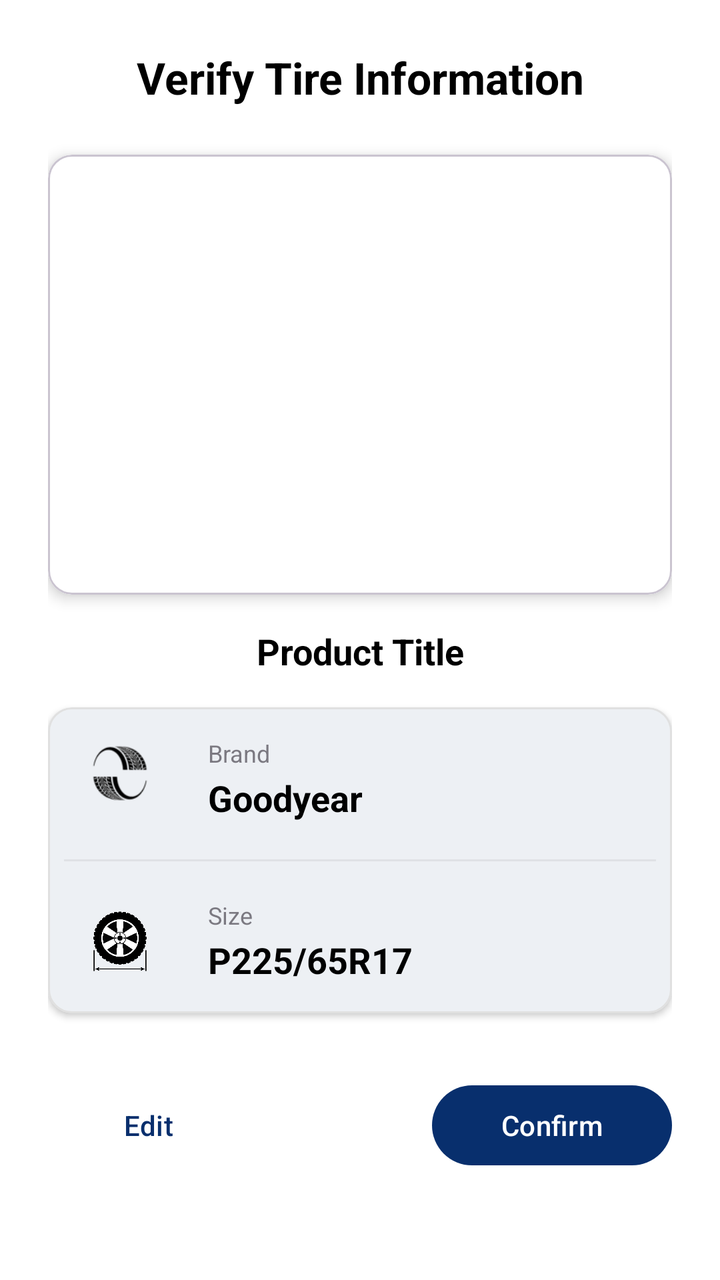
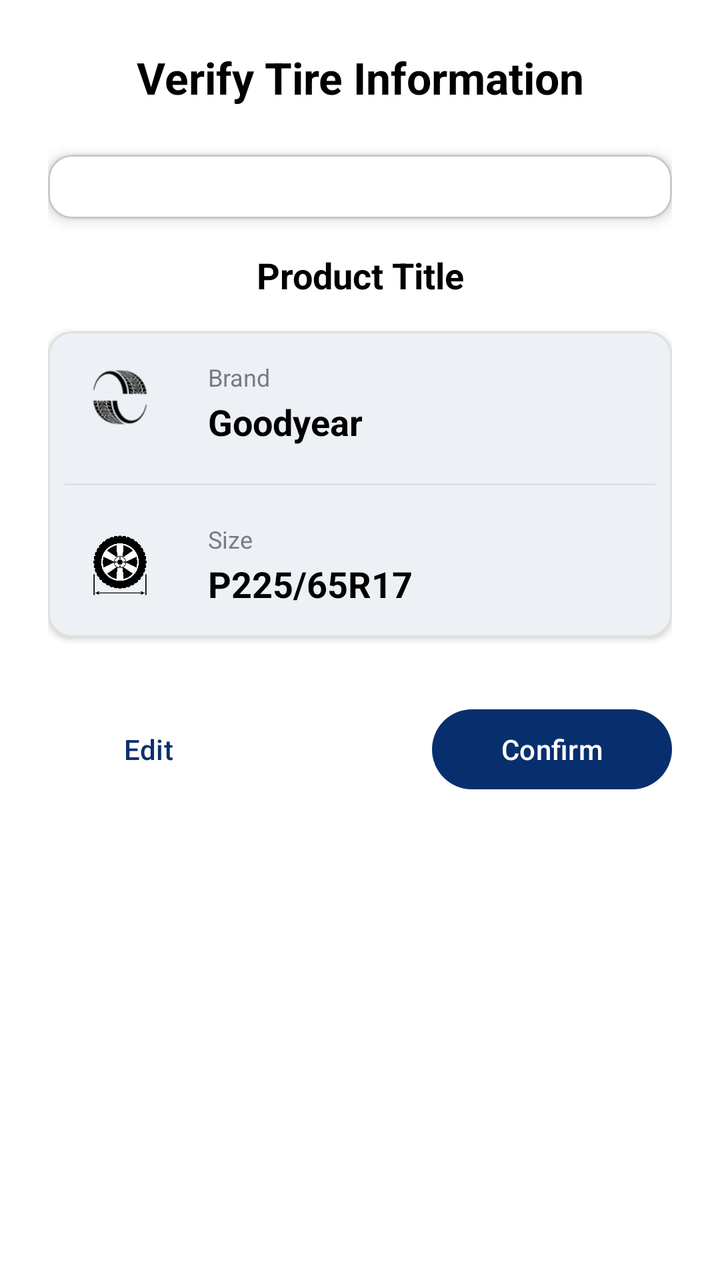

The first picture is an Android layout as it rendered before a commit; the second is the same layout after the commit. The layout source and the unified diff follow.
<!-- AndroidManifest.xml: application theme Theme.BarcodeScannerApp -->
<!-- res/layout/dialog_tire_info.xml -->
<?xml version="1.0" encoding="utf-8"?>
<ScrollView xmlns:android="http://schemas.android.com/apk/res/android"
    xmlns:app="http://schemas.android.com/apk/res-auto"
    android:layout_width="match_parent"
    android:layout_height="match_parent"
    android:fillViewport="true"
    android:background="?attr/colorSurface">

    <LinearLayout
        android:layout_width="match_parent"
        android:layout_height="wrap_content"
        android:orientation="vertical"
        android:padding="24dp">

        <TextView
            android:id="@+id/textView"
            android:layout_width="match_parent"
            android:layout_height="wrap_content"
            android:layout_marginBottom="24dp"
            android:gravity="center"
            android:text="Verify Tire Information"
            android:textSize="22sp"
            android:textStyle="bold"
            android:textColor="?attr/colorOnSurface" />

        
        <com.google.android.material.card.MaterialCardView
            android:layout_width="match_parent"
            android:layout_height="wrap_content"
            android:layout_marginBottom="16dp"
            app:cardElevation="4dp"
            app:cardCornerRadius="12dp">

            <ImageView
                android:id="@+id/tireImage"
                android:layout_width="match_parent"
                android:layout_height="220dp"
                android:scaleType="centerCrop"
                android:padding="16dp"
                android:background="@android:color/white"
                android:contentDescription="Tire image" />

        </com.google.android.material.card.MaterialCardView>

        
        <TextView
            android:id="@+id/tvTitle"
            android:layout_width="match_parent"
            android:layout_height="wrap_content"
            android:layout_marginBottom="16dp"
            android:gravity="center"
            android:text="Product Title"
            android:textSize="18sp"
            android:textStyle="bold"
            android:textColor="?attr/colorOnSurface"
            android:maxLines="2"
            android:ellipsize="end" />

        
        <com.google.android.material.card.MaterialCardView
            android:layout_width="match_parent"
            android:layout_height="wrap_content"
            android:layout_marginBottom="24dp"
            app:cardElevation="2dp"
            app:cardCornerRadius="12dp"
            app:strokeWidth="1dp"
            app:strokeColor="#E0E0E0">

            <LinearLayout
                android:layout_width="match_parent"
                android:layout_height="wrap_content"
                android:orientation="vertical"
                android:padding="8dp">

                
                <LinearLayout
                    android:layout_width="match_parent"
                    android:layout_height="wrap_content"
                    android:orientation="horizontal"
                    android:gravity="center_vertical"
                    android:minHeight="56dp">

                    <ImageView
                        android:layout_width="56dp"
                        android:layout_height="56dp"
                        android:src="@drawable/ic_tire_brand"
                        android:contentDescription="Brand icon" />

                    <LinearLayout
                        android:layout_width="0dp"
                        android:layout_height="wrap_content"
                        android:layout_weight="1"
                        android:layout_marginStart="16dp"
                        android:orientation="vertical">

                        <TextView
                            android:layout_width="wrap_content"
                            android:layout_height="wrap_content"
                            android:text="Brand"
                            android:textSize="12sp"
                            android:textColor="?attr/colorOnSurfaceVariant"
                            android:alpha="0.7" />

                        <TextView
                            android:id="@+id/tvBrand"
                            android:layout_width="wrap_content"
                            android:layout_height="wrap_content"
                            android:layout_marginTop="2dp"
                            android:text="Goodyear"
                            android:textSize="18sp"
                            android:textStyle="bold"
                            android:textColor="?attr/colorOnSurface" />
                    </LinearLayout>
                </LinearLayout>

                
                <View
                    android:layout_width="match_parent"
                    android:layout_height="1dp"
                    android:layout_marginVertical="12dp"
                    android:background="?android:attr/listDivider"
                    android:alpha="0.5" />

                
                <LinearLayout
                    android:layout_width="match_parent"
                    android:layout_height="wrap_content"
                    android:orientation="horizontal"
                    android:gravity="center_vertical"
                    android:minHeight="56dp">

                    <ImageView
                        android:layout_width="56dp"
                        android:layout_height="56dp"
                        android:src="@drawable/ic_tire_size"
                        android:contentDescription="Size icon"/>

                    <LinearLayout
                        android:layout_width="0dp"
                        android:layout_height="wrap_content"
                        android:layout_weight="1"
                        android:layout_marginStart="16dp"
                        android:orientation="vertical">

                        <TextView
                            android:layout_width="wrap_content"
                            android:layout_height="wrap_content"
                            android:text="Size"
                            android:textSize="12sp"
                            android:textColor="?attr/colorOnSurfaceVariant"
                            android:alpha="0.7" />

                        <TextView
                            android:id="@+id/tvSize"
                            android:layout_width="wrap_content"
                            android:layout_height="wrap_content"
                            android:layout_marginTop="2dp"
                            android:text="P225/65R17"
                            android:textSize="18sp"
                            android:textStyle="bold"
                            android:textColor="?attr/colorOnSurface" />
                    </LinearLayout>
                </LinearLayout>

            </LinearLayout>
        </com.google.android.material.card.MaterialCardView>

        
        <LinearLayout
            android:layout_width="match_parent"
            android:layout_height="wrap_content"
            android:orientation="horizontal"
            android:layout_marginTop="8dp">

            <com.google.android.material.button.MaterialButton
                android:id="@+id/editButton"
                style="@style/Widget.Material3.Button.TextButton"
                android:layout_width="wrap_content"
                android:layout_height="wrap_content"
                android:text="Edit"
                android:paddingHorizontal="24dp"
                android:minWidth="100dp" />

            <View
                android:layout_width="0dp"
                android:layout_height="1dp"
                android:layout_weight="1" />

            <com.google.android.material.button.MaterialButton
                android:id="@+id/confirmButton"
                android:layout_width="wrap_content"
                android:layout_height="wrap_content"
                android:text="Confirm"
                android:paddingHorizontal="32dp"
                android:minWidth="120dp" />

        </LinearLayout>

    </LinearLayout>

</ScrollView>
<!-- resources referenced by this layout -->
<resources>
  <!-- drawable ic_tire_brand: png bitmap (drawable, 9482 bytes) -->
  <!-- drawable ic_tire_size: png bitmap (drawable, 63245 bytes) -->
  <style name="Theme.BarcodeScannerApp" parent="Base.Theme.BarcodeScannerApp" />
  <style name="Base.Theme.BarcodeScannerApp" parent="Theme.Material3.DayNight.NoActionBar">
          <item name="android:statusBarColor">#C11236</item>
          <item name="colorPrimary">@color/blue</item>
          <item name="colorSurface">@color/white</item>
          <item name="colorOnSurface">@color/black</item>
      </style>
  <color name="blue">#082F6D</color>
  <color name="white">#FFFFFFFF</color>
  <color name="black">#FF000000</color>
</resources>

<!-- the commit's change to res/layout/dialog_tire_info.xml (unified diff, before → after) -->
@@ -34,8 +34,9 @@
             <ImageView
                 android:id="@+id/tireImage"
                 android:layout_width="match_parent"
-                android:layout_height="220dp"
-                android:scaleType="centerCrop"
+                android:layout_height="wrap_content"
+                android:scaleType="fitCenter"
+                android:adjustViewBounds="true"
                 android:padding="16dp"
                 android:background="@android:color/white"
                 android:contentDescription="Tire image" />
